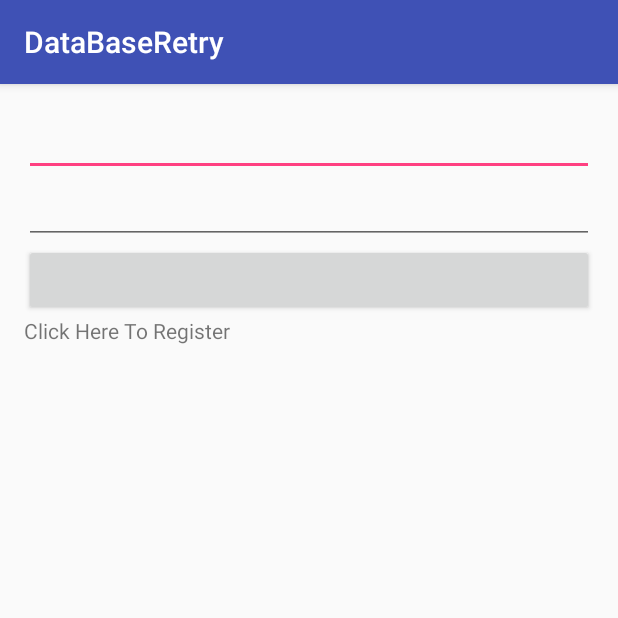
After one commit to mohitlivetech2016/DataBaseRetry, an Android app: the Login screen opened directly, with no data from a screen before it, on a phone screen of 412 x 824 dp, the top half of it. The commit adds this screen. Run offline under Robolectric (Android 15) with nearby library versions, the phone set to English and light mode, and no system bars.

Commit message:
........

```diff
--- a/app/src/main/AndroidManifest.xml
+++ b/app/src/main/AndroidManifest.xml
@@ -15,6 +15,7 @@
                 <category android:name="android.intent.category.LAUNCHER" />
             </intent-filter>
         </activity>
+        <activity android:name=".Login"></activity>
     </application>
 
 </manifest>
--- /dev/null
+++ b/app/src/main/java/com/app/databaseretry/Login.java
@@ -0,0 +1,71 @@
+package com.app.databaseretry;
+
+import android.support.v7.app.AppCompatActivity;
+import android.os.Bundle;
+import android.view.View;
+import android.widget.Button;
+import android.widget.EditText;
+import android.widget.TextView;
+import android.widget.Toast;
+
+public class Login extends AppCompatActivity {
+
+    EditText mEtLoginMailId, mEtLoginPassword;
+    TextView mTvClicktoRegister;
+    Button mBtnLogin;
+    DataBase mydb;
+
+
+    @Override
+    protected void onCreate(Bundle savedInstanceState) {
+        super.onCreate(savedInstanceState);
+        setContentView(R.layout.activity_login);
+        init();
+    }
+
+    private void init() {
+
+        mEtLoginMailId = (EditText) findViewById(R.id.idEtLoginMAilId);
+        mEtLoginPassword = (EditText) findViewById(R.id.idEtPassword);
+        mTvClicktoRegister = (TextView) findViewById(R.id.idTvGoToRegister);
+        mBtnLogin = (Button) findViewById(R.id.idBtnLoginButton);
+
+
+    }
+
+    public void loginButton(View v)
+
+    {
+
+
+        if (valid()) {
+
+
+
+                Toast.makeText(this, "Login Successfully", Toast.LENGTH_LONG).show();
+
+            } else {
+                Toast.makeText(this, "Invalid userid or password", Toast.LENGTH_LONG).show();
+            }
+
+
+
+    }
+
+    boolean valid() {
+
+        if (mEtLoginMailId.getText().toString().equals("")) {
+            mEtLoginMailId.setError("please enter username");
+            mEtLoginMailId.requestFocus();
+            return false;
+        } else if
+                (mEtLoginPassword.getText().toString().equals("")) {
+            mEtLoginPassword.setError("please enter username");
+            mEtLoginPassword.requestFocus();
+            return false;
+        } else {
+            return true;
+        }
+    }
+
+}
--- /dev/null
+++ b/app/src/main/res/layout/activity_login.xml
@@ -0,0 +1,55 @@
+<?xml version="1.0" encoding="utf-8"?>
+<RelativeLayout xmlns:android="http://schemas.android.com/apk/res/android"
+    xmlns:tools="http://schemas.android.com/tools"
+    android:id="@+id/activity_login"
+    android:layout_width="match_parent"
+    android:layout_height="match_parent"
+    android:paddingBottom="@dimen/activity_vertical_margin"
+    android:paddingLeft="@dimen/activity_horizontal_margin"
+    android:paddingRight="@dimen/activity_horizontal_margin"
+    android:paddingTop="@dimen/activity_vertical_margin"
+    tools:context="com.app.databaseretry.Login">
+
+    <LinearLayout
+        android:layout_width="match_parent"
+        android:layout_height="wrap_content"
+        android:orientation="vertical"
+                >
+
+
+
+        <EditText
+            android:layout_width="match_parent"
+            android:layout_height="wrap_content"
+            android:id="@+id/idEtLoginMAilId"
+
+            />
+        <EditText
+            android:layout_width="match_parent"
+            android:layout_height="wrap_content"
+            android:id="@+id/idEtLoginPassword"
+
+            />
+
+        <Button
+            android:layout_width="match_parent"
+            android:layout_height="wrap_content"
+            android:id="@+id/idBtnLoginButton"
+            android:onClick="loginButton"
+
+
+            />
+        <TextView
+            android:layout_width="match_parent"
+            android:layout_height="wrap_content"
+            android:id="@+id/idTvGoToRegister"
+            android:text="Click Here To Register"
+            />
+
+
+
+    </LinearLayout>
+
+
+
+</RelativeLayout>
```
Also changed, not shown: app/src/main/java/com/app/databaseretry/DataBase.java (+13 -4 lines), app/src/main/java/com/app/databaseretry/MainActivity.java (+48 -4 lines), app/src/main/java/com/app/databaseretry/Student.java (added, +57 -0 lines), app/src/main/res/layout/activity_main.xml (+9 -0 lines).
